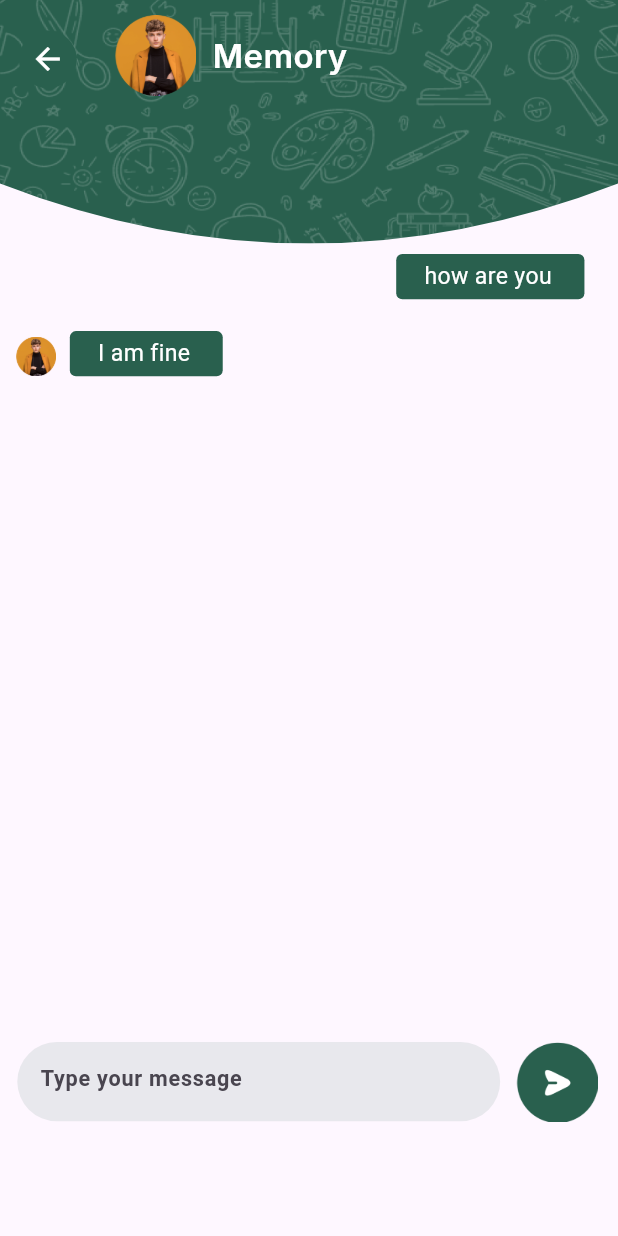
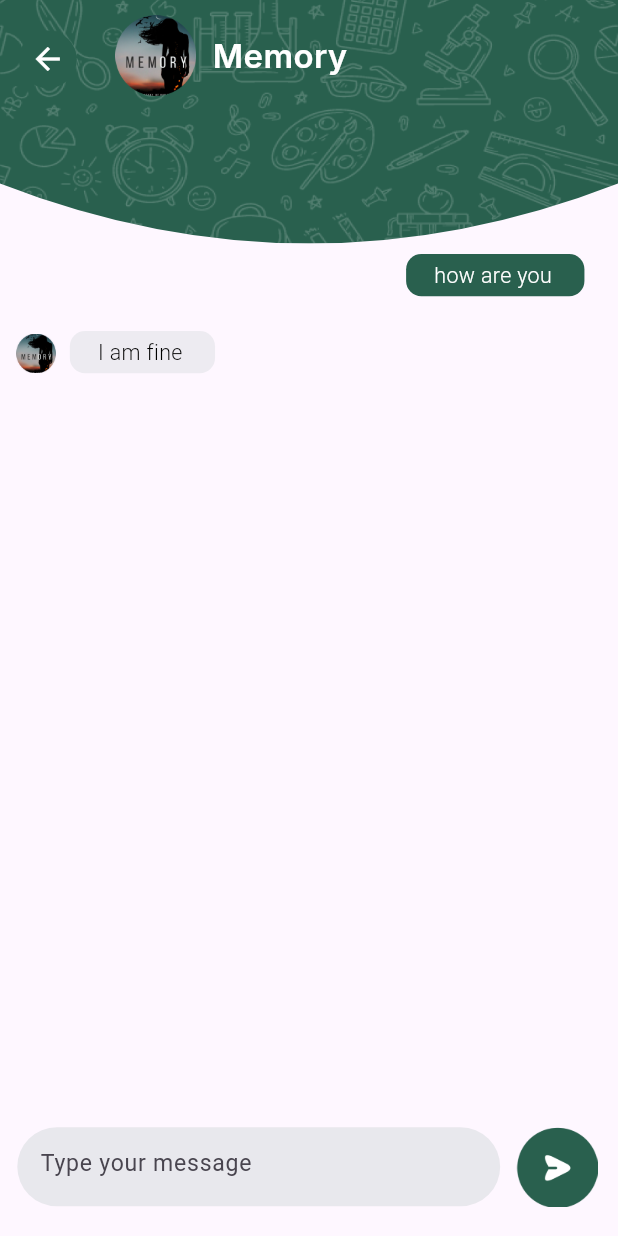
Before and after one commit to Shees-Ali1/CreekApp, a Flutter app: the MainChat screen opened directly, after a tap on "Memory", on a phone screen of 412 x 824 dp. Run offline on Flutter 3.47's test engine with Material 3 defaults, Android fonts, the phone set to English and light mode, and no system bars; our stand-ins replace curved_labeled_navigation_bar, flutter_custom_clippers, flutter_screenutil, flutter_svg, get, google_fonts and 3 more; project files that could hold a hidden picture were left out.

Commit message:
updated code......

```diff
--- a/lib/const/assets/image_assets.dart
+++ b/lib/const/assets/image_assets.dart
@@ -1,29 +1,9 @@
 class AppImages {
   static const ilustrationRegister = 'assets/images/Ilustration - Register.png';
   static const greencreekIcon = 'assets/images/greencreekIcon.png';
-
-
-
-
-
-
-
-
-
-
-
-
-
-
-
-
-
-
-
-
-
-
   static const appbarbg = 'assets/images/appbarbg.png';
+  static const bgbackground = 'assets/images/bgbackground.png';
+  static const whitecreek = 'assets/images/whitecreek.png';
   static const send = 'assets/images/send.png';
   static const download = 'assets/images/download.png';
   static const notification = 'assets/images/notification.png';
@@ -37,4 +17,8 @@ class AppImages {
   static const qrscan = 'assets/images/qrscan.png';
   static const pickImage = 'assets/images/pickImage.png';
   static const approvalPending = 'assets/images/approvalPending.png';
+  static const profile1 = 'assets/images/profile1.png';
+  static const profile2 = 'assets/images/profile2.png';
+  static const profile3 = 'assets/images/profile3.png';
+  static const onlinedot = 'assets/images/onlinedot.png';
 }
--- a/lib/view/chat_screen/chat_screen.dart
+++ b/lib/view/chat_screen/chat_screen.dart
@@ -1,5 +1,7 @@
 import 'package:creekapp/const/color.dart';
+import 'package:flutter/cupertino.dart';
 import 'package:flutter/material.dart';
+import 'package:flutter/widgets.dart';
 import 'package:flutter_custom_clippers/flutter_custom_clippers.dart';
 import 'package:flutter_screenutil/flutter_screenutil.dart';
 import 'package:get/get.dart';
@@ -9,22 +11,19 @@ import '../../controller/chat_controller.dart';
 import '../../widgets/custom _backbutton.dart';
 import '../../widgets/custom_text.dart';
 import 'components/chat_message_container.dart';
+import 'main_chat.dart';
 
-class ChatScreen extends StatefulWidget {
-  const ChatScreen({super.key});
+class ChatScreen extends StatelessWidget {
+  final dynamic messagedetail;
+  const ChatScreen({super.key, required this.messagedetail});
 
   @override
-  State<ChatScreen> createState() => _ChatScreenState();
-}
+  Widget build(BuildContext context) {
 
-class _ChatScreenState extends State<ChatScreen> {
     final ChatController chatController = Get.find();
-  final TextEditingController messageController=TextEditingController();
-  @override
-  Widget build(BuildContext context) {
+    final TextEditingController messageController = TextEditingController();
     return Scaffold(
         body: Column(children: [
-      Column(children: [
       ClipPath(
           clipper: OvalBottomBorderClipper(),
           child: Container(
@@ -49,25 +48,27 @@ class _ChatScreenState extends State<ChatScreen> {
                     width: 20.w,
                   ),
                   Image.asset(
-                      AppImages.profile,
+                    messagedetail['messageImage'],
                     height: 53.h,
                     width: 53.w,
                   ),
                   SizedBox(
                     width: 8.w,
                   ),
-                    InterCustomText(
-                      text: 'Memory',
+                  SizedBox(
+                    width: 210.w,
+                    child: InterCustomText(
+                      maxLines: 2,
+                      overflow: TextOverflow.ellipsis,
+                      text: messagedetail['messagename'],
                       textColor: Colors.white,
                       fontsize: 20.sp,
                       fontWeight: FontWeight.w600,
                     ),
+                  ),
                 ])
               ])))),
-        ChatMessageContainer(),
-        SizedBox(
-          height: 430.h,
-        ),
+      Expanded(child: ChatMessageContainer(messagedetail:messagedetail)),
       Row(
         mainAxisAlignment: MainAxisAlignment.center,
         children: [
@@ -86,15 +87,13 @@ class _ChatScreenState extends State<ChatScreen> {
                 ),
                 Expanded(
                   child: TextField(
-                      // controller: messageController,
-
+                    controller: messageController,
                     decoration: InputDecoration(
-                        contentPadding:
-                            EdgeInsets.only(left: 10.w, bottom: 5.h),
+                      contentPadding: EdgeInsets.only(left: 10.w, bottom: 5.h),
                       hintText: 'Type your message',
                       hintStyle: TextStyle(
-                          fontSize: 13.12.sp,
-                          fontWeight: FontWeight.w700,
+                        fontSize: 14.sp,
+                        fontWeight: FontWeight.w400,
                       ),
                       border: InputBorder.none,
                     ),
@@ -108,16 +107,17 @@ class _ChatScreenState extends State<ChatScreen> {
           ),
           GestureDetector(
             onTap: () {
+              print(messageController.text);
               chatController.sendmessage(messageController);
             },
             child: SizedBox(
-                  height: 53.h,
-                  width: 53.w,
-                  child: Image.asset(AppImages.send)),
+                height: 53.h, width: 53.w, child: Image.asset(AppImages.send)),
           )
         ],
       ),
-      ])
+      SizedBox(
+        height: 19.h,
+      ),
     ]));
   }
 }
--- a/lib/view/chat_screen/components/chat_message_container.dart
+++ b/lib/view/chat_screen/components/chat_message_container.dart
@@ -1,23 +1,24 @@
 import 'package:flutter/material.dart';
 import 'package:flutter_screenutil/flutter_screenutil.dart';
 import 'package:get/get.dart';
+import 'package:google_fonts/google_fonts.dart';
 
 import '../../../const/assets/image_assets.dart';
 import '../../../const/color.dart';
 import '../../../controller/chat_controller.dart';
+import '../main_chat.dart';
 
-class ChatMessageContainer extends StatefulWidget {
-  const ChatMessageContainer({super.key});
+class ChatMessageContainer extends StatelessWidget {
+  final dynamic messagedetail;
 
-  @override
-  State<ChatMessageContainer> createState() => _ChatMessageContainerState();
-}
-
-class _ChatMessageContainerState extends State<ChatMessageContainer> {
-  final ChatController chatController = Get.find();
+  const ChatMessageContainer({
+    super.key,
+    required this.messagedetail,
+  });
 
   @override
   Widget build(BuildContext context) {
+    final ChatController chatController = Get.find();
     final width = MediaQuery.of(context).size.width;
 
     return Obx(() {
@@ -49,7 +50,7 @@ class _ChatMessageContainerState extends State<ChatMessageContainer> {
                                   top: 10.sp,
                                 ),
                                 child: Image.asset(
-                            AppImages.profile,
+                                  messagedetail['messageImage'],
                                   height: 26.h,
                                   width: 31.w,
                                 ),
@@ -64,16 +65,20 @@ class _ChatMessageContainerState extends State<ChatMessageContainer> {
                             maxWidth: width / 1.3,
                           ),
                           decoration: BoxDecoration(
-                              borderRadius: BorderRadius.circular(4.r),
-                              color: primaryColor),
+                              borderRadius: BorderRadius.circular(10.r),
+                              color: role == 'me'
+                                  ? primaryColor
+                                  : primaryColor.withOpacity(0.08)),
                           child: SelectableText(
                               chatController.messages[index]['message']!,
-                            style: TextStyle(
-                              fontSize: 14.sp,
-                              color: Colors.white,
-                              fontWeight: FontWeight.w400,
+                              style: GoogleFonts.roboto(
+                                textStyle: TextStyle(
+                                  color:
+                                      role == 'me' ? whiteColor : Colors.black,
+                                  fontSize: 13.sp,
+                                  fontWeight: FontWeight.w300,
                                 ),
-                          ),
+                              )),
                         ),
                       ],
                     ),
--- a/lib/view/chat_screen/main_chat.dart
+++ b/lib/view/chat_screen/main_chat.dart
@@ -2,9 +2,11 @@ import 'package:creekapp/widgets/custom%20_backbutton.dart';
 import 'package:creekapp/widgets/custom_route.dart';
 import 'package:flutter/cupertino.dart';
 import 'package:flutter/material.dart';
+import 'package:flutter/widgets.dart';
 import 'package:flutter_custom_clippers/flutter_custom_clippers.dart';
 import 'package:flutter_screenutil/flutter_screenutil.dart';
 import 'package:flutter_svg/svg.dart';
+import 'package:get/get.dart';
 
 import '../../const/assets/image_assets.dart';
 import '../../const/assets/svg_assets.dart';
@@ -61,30 +63,47 @@ class _MainChatState extends State<MainChat> {
         ),
         ListView.builder(
             padding: EdgeInsets.zero,
-          itemCount: 3,
+            itemCount: messageListing.length,
             shrinkWrap: true,
-          itemBuilder: (context,index) {
+            itemBuilder: (context, index) {
+              final message=messageListing[index];
               return ListTile(
                 onTap: () {
-                CustomRoute.navigateTo(context, ChatScreen());
+                  CustomRoute.navigateTo(context, ChatScreen(messagedetail:message));
                 },
-
-              leading: Image.asset(
-                AppImages.profile,
+                leading: Container(
+                  alignment: Alignment.bottomRight,
                   height: 62.h,
                   width: 62.w,
+                  decoration: BoxDecoration(
+                    image: DecorationImage(image: AssetImage( messageListing[index]['messageImage'],))
+                  ),
+                  child: Padding(
+                    padding: const EdgeInsets.all(4.0),
+                    child: Image.asset(
+
+                     AppImages.onlinedot,
+                      height: 10.h,
+                      width: 10.w,
+                    ),
+                  ),
                 ),
                 title: Row(
                   mainAxisAlignment: MainAxisAlignment.spaceBetween,
                   children: [
-                  LexendCustomText(
-                    text: 'Memory',
+                    SizedBox(
+                      width: 200.w,
+                      child: LexendCustomText(
+                        maxLines: 1,
+                        overflow: TextOverflow.ellipsis,
+                        text: messageListing[index]['messagename'],
                         textColor: Colors.black,
                         fontWeight: FontWeight.w700,
                         fontsize: 16.sp,
                       ),
+                    ),
                     LexendCustomText(
-                    text: '04:43',
+                      text: messageListing[index]['Timestamp'],
                       textColor: Colors.black,
                       fontWeight: FontWeight.w400,
                       fontsize: 12.sp,
@@ -92,15 +111,35 @@ class _MainChatState extends State<MainChat> {
                   ],
                 ),
                 subtitle: LexendCustomText(
-                text: 'Hey There what\'s up is everything a...',
+                  text: messageListing[index]['messagetext'],
                   textColor: Colors.black,
                   fontWeight: FontWeight.w400,
                   fontsize: 12.sp,
                 ),
               );
-          }
-        )
+            })
       ])
     ])));
   }
 }
+
+List<dynamic> messageListing = [
+  {
+    'messageImage': AppImages.profile1,
+    'messagename': 'Memory',
+    'messagetext': 'Hi ',
+    'Timestamp': '12:52'
+  },
+  {
+    'messageImage': AppImages.profile2,
+    'messagename': 'Harry Potter and the cursed',
+    'messagetext': 'How are you',
+    'Timestamp': '01:52'
+  },
+  {
+    'messageImage': AppImages.profile3,
+    'messagename': 'Soul',
+    'messagetext': 'I am fine',
+    'Timestamp': '03:53'
+  }
+];
--- a/lib/view/splash/splash_sceen.dart
+++ b/lib/view/splash/splash_sceen.dart
@@ -19,7 +19,7 @@ class _SplashScreenState extends State<SplashScreen> {
     super.initState();
 
     Future.delayed(const Duration(seconds: 5), () {
-      Navigator.push(
+      Navigator.pushReplacement(
         context,
         MaterialPageRoute(builder: (context) => OnBoarding()),
       );
--- a/lib/widgets/custom_route.dart
+++ b/lib/widgets/custom_route.dart
@@ -1,17 +1,20 @@
 import 'package:flutter/material.dart';
+import 'package:get/get.dart';
 
 class CustomRoute {
   static void navigateTo(BuildContext context, Widget route) {
-    Navigator.push(
-      context,
-      MaterialPageRoute(builder: (context) => route),
+    Get.to(
+      route,
+      transition: Transition.fade,
+      duration: Duration(milliseconds: 500),
+      curve: Curves.easeIn,
     );
   }
 }
 
-
 class CustomRoute1 {
-  static void navigateAndRemoveUntil(BuildContext context, Widget route, RoutePredicate predicate) {
+  static void navigateAndRemoveUntil(
+      BuildContext context, Widget route, RoutePredicate predicate) {
     Navigator.pushAndRemoveUntil(
       context,
       MaterialPageRoute(builder: (context) => route),
--- a/lib/widgets/custom_text.dart
+++ b/lib/widgets/custom_text.dart
@@ -3,6 +3,8 @@ import 'package:google_fonts/google_fonts.dart';
 
 class InterCustomText extends StatelessWidget {
   final String text;
+  final int? maxLines;
+  final TextOverflow? overflow;
   final Color textColor;
   final double? fontsize;
   final FontWeight fontWeight;
@@ -13,23 +15,33 @@ class InterCustomText extends StatelessWidget {
       required this.text,
       required this.textColor,
       this.fontsize,
-      required this.fontWeight, this.height, this.textAlign});
+      required this.fontWeight,
+      this.height,
+      this.textAlign, this.maxLines, this.overflow});
 
   @override
   Widget build(BuildContext context) {
     return Text(
-      text,textAlign: textAlign,
-
+      overflow: overflow,
+      maxLines: maxLines,
+      text,
+      textAlign: textAlign,
       style: GoogleFonts.inter(
         textStyle: TextStyle(
-            color: textColor, fontSize: fontsize, fontWeight: fontWeight,height:height ),
+            color: textColor,
+            fontSize: fontsize,
+            fontWeight: fontWeight,
+            height: height),
       ),
     );
   }
 }
+
 class MontserratCustomText extends StatelessWidget {
   final String text;
   final Color textColor;
+  final int? maxLines;
+  final TextOverflow? overflow;
   final double? fontsize;
   final FontWeight fontWeight;
   final double? height;
@@ -38,21 +50,30 @@ class MontserratCustomText extends StatelessWidget {
       required this.text,
       required this.textColor,
       this.fontsize,
-      required this.fontWeight, this.height});
+      required this.fontWeight,
+      this.height, this.maxLines, this.overflow});
 
   @override
   Widget build(BuildContext context) {
     return Text(
+      overflow: overflow,
+      maxLines: maxLines,
       text,
       style: GoogleFonts.montserrat(
         textStyle: TextStyle(
-            color: textColor, fontSize: fontsize, fontWeight: fontWeight,height:height ),
+            color: textColor,
+            fontSize: fontsize,
+            fontWeight: fontWeight,
+            height: height),
       ),
     );
   }
 }
+
 class LexendCustomText extends StatelessWidget {
   final TextAlign? textAlign;
+  final int? maxLines;
+  final TextOverflow? overflow;
   final String text;
   final Color textColor;
   final double? fontsize;
@@ -63,16 +84,26 @@ class LexendCustomText extends StatelessWidget {
       required this.text,
       required this.textColor,
       this.fontsize,
-      required this.fontWeight, this.height, this.textAlign});
+      required this.fontWeight,
+      this.height,
+      this.textAlign,
+      this.maxLines,
+      this.overflow});
 
   @override
   Widget build(BuildContext context) {
     return Text(
       textAlign: textAlign,
       text,
+      overflow: overflow,
+      maxLines: maxLines,
       style: GoogleFonts.lexend(
         textStyle: TextStyle(
-            color: textColor, fontSize: fontsize, fontWeight: fontWeight,height:height, ),
+          color: textColor,
+          fontSize: fontsize,
+          fontWeight: fontWeight,
+          height: height,
+        ),
       ),
     );
   }
@@ -89,7 +120,8 @@ class WorkSansCustomText extends StatelessWidget {
       required this.text,
       required this.textColor,
       this.fontsize,
-        required this.fontWeight, this.height});
+      required this.fontWeight,
+      this.height});
 
   @override
   Widget build(BuildContext context) {
@@ -97,11 +129,15 @@ class WorkSansCustomText extends StatelessWidget {
       text,
       style: GoogleFonts.workSans(
         textStyle: TextStyle(
-            color: textColor, fontSize: fontsize, fontWeight: fontWeight,height:height ),
+            color: textColor,
+            fontSize: fontsize,
+            fontWeight: fontWeight,
+            height: height),
       ),
     );
   }
 }
+
 class PoppinsCustomText extends StatelessWidget {
   final String text;
   final Color textColor;
@@ -113,7 +149,8 @@ class PoppinsCustomText extends StatelessWidget {
       required this.text,
       required this.textColor,
       this.fontsize,
-        required this.fontWeight, this.height});
+      required this.fontWeight,
+      this.height});
 
   @override
   Widget build(BuildContext context) {
@@ -121,11 +158,15 @@ class PoppinsCustomText extends StatelessWidget {
       text,
       style: GoogleFonts.poppins(
         textStyle: TextStyle(
-            color: textColor, fontSize: fontsize, fontWeight: fontWeight,height:height ),
+            color: textColor,
+            fontSize: fontsize,
+            fontWeight: fontWeight,
+            height: height),
       ),
     );
   }
 }
+
 class SoraCustomText extends StatelessWidget {
   final String text;
   final Color textColor;
@@ -137,7 +178,8 @@ class SoraCustomText extends StatelessWidget {
       required this.text,
       required this.textColor,
       this.fontsize,
-        required this.fontWeight, this.height});
+      required this.fontWeight,
+      this.height});
 
   @override
   Widget build(BuildContext context) {
@@ -145,8 +187,39 @@ class SoraCustomText extends StatelessWidget {
       text,
       style: GoogleFonts.sora(
         textStyle: TextStyle(
-            color: textColor, fontSize: fontsize, fontWeight: fontWeight,height:height ),
+            color: textColor,
+            fontSize: fontsize,
+            fontWeight: fontWeight,
+            height: height),
       ),
     );
   }
 }
+class RobotoCustomText extends StatelessWidget {
+  final String text;
+  final Color textColor;
+  final double? fontsize;
+  final FontWeight fontWeight;
+  final double? height;
+  const RobotoCustomText(
+      {super.key,
+        required this.text,
+        required this.textColor,
+        this.fontsize,
+        required this.fontWeight,
+        this.height});
+
+  @override
+  Widget build(BuildContext context) {
+    return Text(
+      text,
+      style: GoogleFonts.roboto(
+        textStyle: TextStyle(
+            color: textColor,
+            fontSize: fontsize,
+            fontWeight: fontWeight,
+            height: height),
+      ),
+    );
+  }
+}
```
Also changed, not shown: lib/Auth/register.dart (+29 -12 lines), lib/view/on_boarding/on_boarding_screens.dart (+51 -28 lines), assets/images/bgbackground.png (added), assets/images/onlinedot.png (added), assets/images/profile1.png (added), assets/images/profile2.png (added), assets/images/profile3.png (added), assets/images/whitecreek.png (added). Lines whose indentation alone changed are shown as unchanged.
